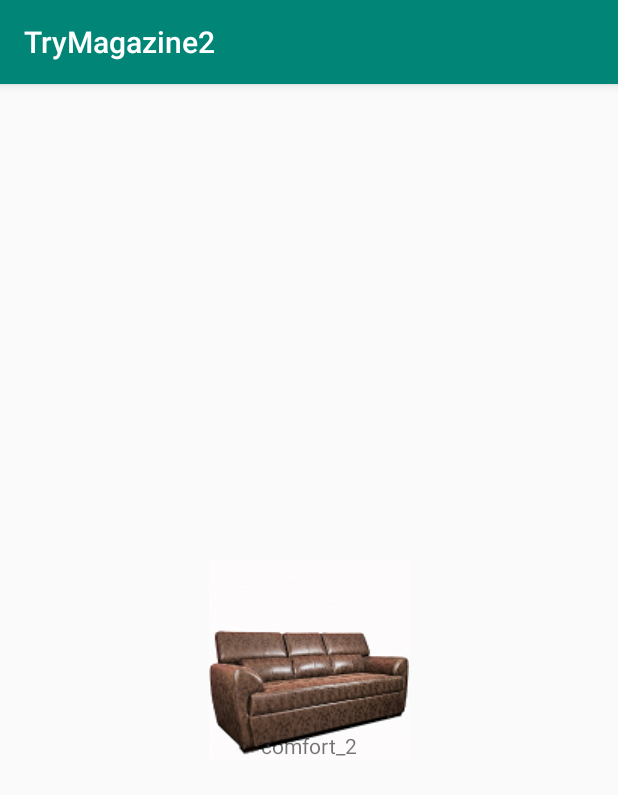
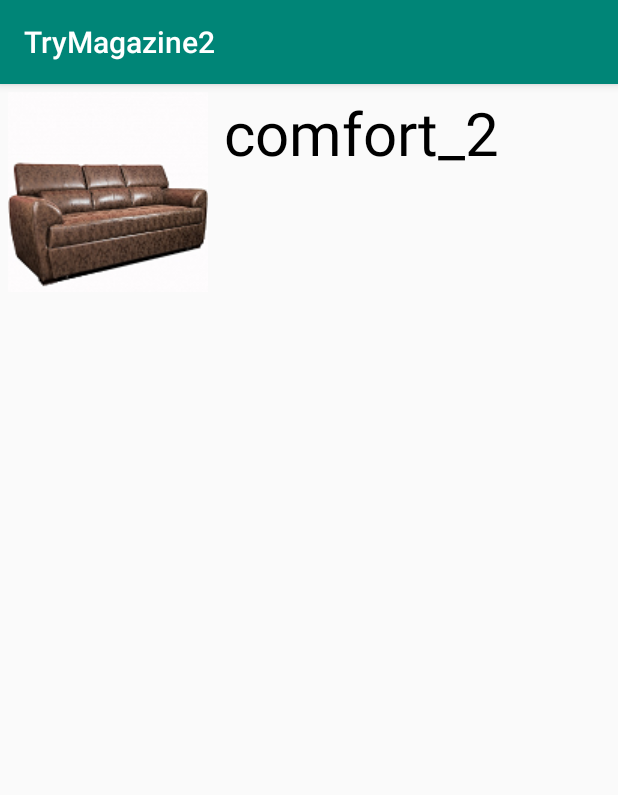
Before and after one commit to AndymillDev/main-repo, an Android app: the screen it shows after launch (ItemCardActivity), after a tap on "comfort_2", on a phone screen of 412 x 824 dp. Shown: the top 795 px of the screen. Run offline under Robolectric (Android 15) with nearby library versions, the phone set to English and light mode, and no system bars; our stand-ins replace CircleImageView; pictures from the network do not load.

Commit message:
Magazine version 2 release with images in app,terrible realise with findResId,gridLayout in called Activity

```diff
--- a/app/src/main/java/com/example/trymagazine2/ItemCardActivity.java
+++ b/app/src/main/java/com/example/trymagazine2/ItemCardActivity.java
@@ -1,31 +1,64 @@
 package com.example.trymagazine2;
 
-import android.graphics.Bitmap;
 import android.os.Bundle;
 import android.support.annotation.Nullable;
 import android.support.v7.app.AppCompatActivity;
 import android.util.Log;
+import android.view.View;
+import android.widget.GridLayout;
 import android.widget.ImageView;
+import android.widget.RadioButton;
+import android.widget.RelativeLayout;
 import android.widget.TextView;
 
 public class ItemCardActivity extends AppCompatActivity {
 
     private static final String TAG = "RecyclerViewAdapter";
+    String textName;
+    int resID;
+    int imageCount;
+    GridLayout FieldLayout;
+    RelativeLayout rl;
+    TextView tv;
+    ImageView im ;
 
     protected void onCreate(@Nullable Bundle savedInstanceState) {
         super.onCreate(savedInstanceState);
         setContentView(R.layout.item_card_layout);
         Log.d(TAG, "onCreate itemCardActivity: started.");
 
-        TextView tv = findViewById(R.id.textView);
-        ImageView im = findViewById(R.id.view_image_drawable);
-        String textName = getIntent().getStringExtra("something");
+        tv = findViewById(R.id.textView);
+        im = findViewById(R.id.view_image_drawable);
+        rl = findViewById(R.id.relative_layout_item);
+        rl.removeView(tv);
+        rl.removeView(im);
+
+
+        Create(FieldLayout);
+
+
+
+    }
+    public void Create(View v) {
+
+        imageCount = 5;
+
+        FieldLayout = new GridLayout(this);
+        FieldLayout.setColumnCount(imageCount);
+        FieldLayout.setRowCount(imageCount);
+
+
+        FieldLayout.addView(im,0);
+        FieldLayout.addView(tv,1);
+        rl.addView(FieldLayout);
+        textName = getIntent().getStringExtra("something");
         tv.setText(textName);
 
         int i = textName.indexOf("_")+1;
         String imageName = textName.substring(i);
-        int resID = getResources().getIdentifier("drawable/k" + imageName, null, getPackageName());
+        resID = getResources().getIdentifier("drawable/k" + imageName, null, getPackageName());
         Log.d(TAG, "Text name from intent: " + textName + " ResId: " + resID);
         im.setImageDrawable(this.getResources().getDrawable(resID));
     }
+
 }
--- a/app/src/main/java/com/example/trymagazine2/RecyclerViewAdapter.java
+++ b/app/src/main/java/com/example/trymagazine2/RecyclerViewAdapter.java
@@ -2,9 +2,6 @@ package com.example.trymagazine2;
 
 import android.content.Context;
 import android.content.Intent;
-import android.content.res.Resources;
-import android.graphics.Bitmap;
-import android.graphics.drawable.BitmapDrawable;
 import android.graphics.drawable.Drawable;
 import android.support.annotation.NonNull;
 import android.support.v7.widget.RecyclerView;
@@ -63,9 +60,6 @@ public class RecyclerViewAdapter extends RecyclerView.Adapter<RecyclerViewAdapte
 
                 Intent in = new Intent(mContext, ItemCardActivity.class);
                 in.putExtra("something", mImageNames.get(position));
-
-                String itemName = images.get(position).toString();
-                Log.d(TAG, "bitmap status: " + v.getId() + " itemName " + itemName);
                 mContext.startActivity(in);
             }
         });
--- a/app/src/main/res/layout/item_card_layout.xml
+++ b/app/src/main/res/layout/item_card_layout.xml
@@ -1,5 +1,6 @@
 <?xml version="1.0" encoding="utf-8"?>
 <RelativeLayout xmlns:android="http://schemas.android.com/apk/res/android"
+    android:id="@+id/relative_layout_item"
     xmlns:tools="http://schemas.android.com/tools"
     android:layout_width="match_parent"
     android:layout_height="match_parent"
@@ -9,15 +10,19 @@
         android:id="@+id/view_image_drawable"
         android:layout_width="wrap_content"
         android:layout_height="wrap_content"
-        android:layout_centerVertical="true"
-        android:layout_centerHorizontal="true"/>
+        android:layout_margin="15dp"
+        android:padding="5dp"
+        />
+
     <TextView
+        android:id="@+id/textView"
         android:layout_width="wrap_content"
         android:layout_height="wrap_content"
-        android:text="Это вторая Activity"
-        android:id="@+id/textView"
+        android:layout_centerHorizontal="true"
         android:layout_gravity="center_horizontal"
-        android:layout_alignBottom="@+id/view_image_drawable"
-        android:layout_centerVertical="true"
-        android:layout_centerHorizontal="true" />
+        android:layout_alignParentBottom="true"
+        android:padding="5dp"
+        android:textSize="40sp"
+        android:textColor="#000"
+        android:text="Это вторая Activity" />
 </RelativeLayout>
```
